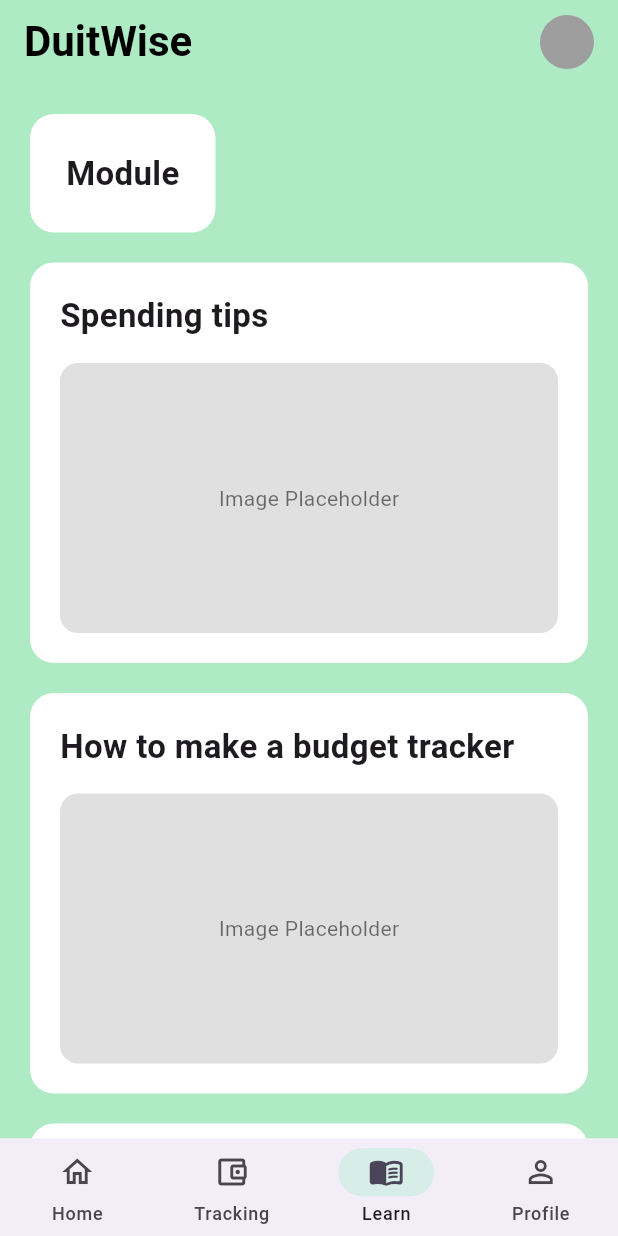
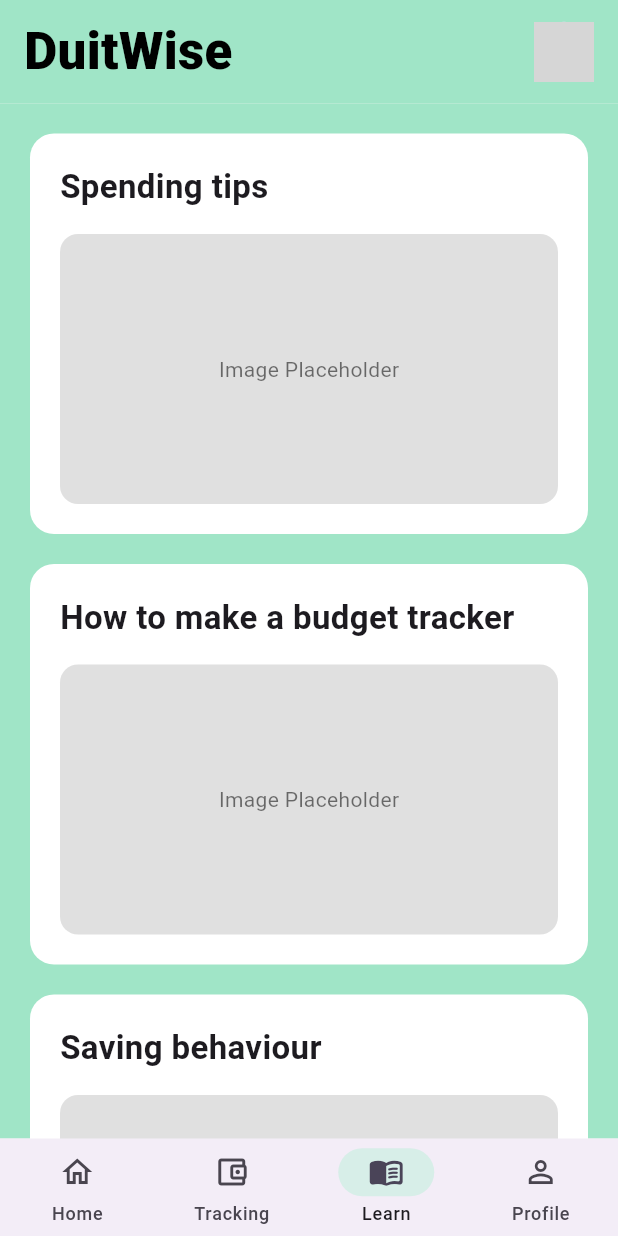
Before and after one commit to adamrujhan/DuitWise-CAT304, a Flutter app: the screen it shows once a user with an empty profile is signed in, item 3 of the bottom bar chosen, on a phone screen of 412 x 824 dp. Run offline on Flutter 3.47's test engine with Material 3 defaults, Android fonts, the light colour scheme and no system bars; our stand-ins replace firebase_auth, firebase_core, fl_chart, flutter_riverpod, go_router, shared_preferences; accounts and stored records are empty; network calls fail; grey boxes are pictures that could not be loaded.

Commit message:
added appBar to main_shell.dart since it is a reusable component, also added the appbar to its own file in platform_managemene/layout/duitwise_appbar.dart

```diff
--- a/duitwise_app/lib/modules/learning/view/learning_page.dart
+++ b/duitwise_app/lib/modules/learning/view/learning_page.dart
@@ -6,39 +6,13 @@
   @override
   Widget build(BuildContext context) {
     return Scaffold(
-      backgroundColor: const Color(0xFFAEEBC4), // same mint background
-      appBar: AppBar(
-        elevation: 0,
-        backgroundColor: Colors.transparent,
-        automaticallyImplyLeading: false,
-        title: const Text(
-          "DuitWise",
-          style: TextStyle(
-            fontSize: 28,
-            fontWeight: FontWeight.bold,
-            color: Colors.black,
-          ),
-        ),
-        actions: const [
-          Padding(
-            padding: EdgeInsets.only(right: 16),
-            child: CircleAvatar(
-              radius: 18,
-              backgroundColor: Colors.grey,
-            ),
-          )
-        ],
-      ),
-
+      backgroundColor: const Color(0xFFA0E5C7), // same mint background
       body: SingleChildScrollView(
         child: Padding(
           padding: const EdgeInsets.all(20),
           child: Column(
             crossAxisAlignment: CrossAxisAlignment.start,
             children: [
-              _placeholderCard(title: "Module"),
-              const SizedBox(height: 20),
-
               _placeholderContentCard(title: "Spending tips"),
               const SizedBox(height: 20),
 
@@ -50,7 +24,6 @@
           ),
         ),
       ),
-
     );
   }
 
--- /dev/null
+++ b/duitwise_app/lib/modules/platform_management/view/layout/duitwise_appbar.dart
@@ -0,0 +1,39 @@
+import 'package:flutter/material.dart';
+
+class DuitWiseAppBar extends StatelessWidget implements PreferredSizeWidget {
+  final String title;
+
+  const DuitWiseAppBar({super.key, this.title = "DuitWise"});
+
+  @override
+  Size get preferredSize => const Size.fromHeight(80);
+  // Tune the height depending on your design.
+
+  @override
+  Widget build(BuildContext context) {
+    return SafeArea(
+      bottom: false,
+      child: Container(
+        color: const Color(0xFFA0E5C7), // match page background if needed
+        padding: const EdgeInsets.symmetric(horizontal: 16, vertical: 10),
+        child: Row(
+          mainAxisAlignment: MainAxisAlignment.spaceBetween,
+          children: [
+            Text(
+              title,
+              style: const TextStyle(
+                fontSize: 34,
+                fontWeight: FontWeight.w800,
+                color: Colors.black,
+              ),
+            ),
+            const CircleAvatar(
+              radius: 20,
+              backgroundImage: NetworkImage("https://picsum.photos/200"),
+            ),
+          ],
+        ),
+      ),
+    );
+  }
+}
--- a/duitwise_app/lib/modules/platform_management/view/layout/main_shell.dart
+++ b/duitwise_app/lib/modules/platform_management/view/layout/main_shell.dart
@@ -1,4 +1,5 @@
 import 'package:duitwise_app/modules/learning/view/learning_page.dart';
+import 'package:duitwise_app/modules/platform_management/view/layout/duitwise_appbar.dart';
 import 'package:flutter/material.dart';
 import 'package:flutter_riverpod/flutter_riverpod.dart';
 
@@ -31,6 +32,7 @@
     ];
 
     return AppScaffold(
+      appBar: DuitWiseAppBar(),
       body: pages[tab],
       navBar: const BottomNavBar(),
     );
```
Also changed, not shown: duitwise_app/lib/modules/financial_tracking/budget_page.dart (+0 -20 lines), duitwise_app/lib/modules/financial_tracking/budget_setup_page.dart (+0 -19 lines), duitwise_app/lib/modules/platform_management/view/home_page.dart (+0 -21 lines).
